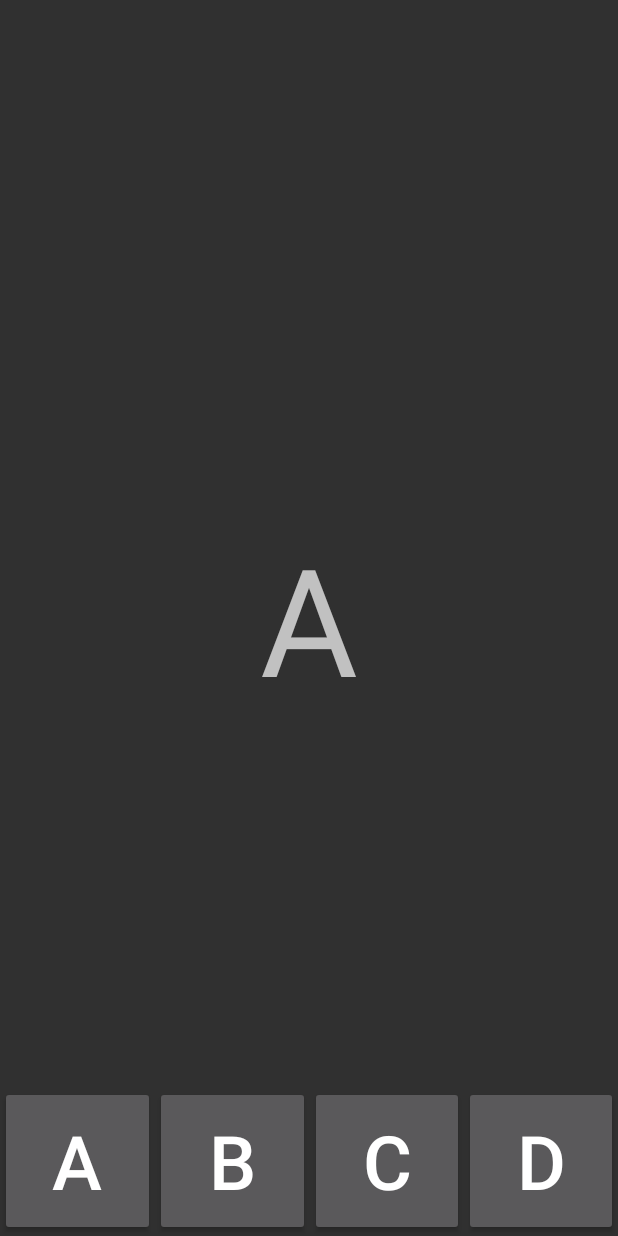
After one commit to keegan118/RyanAndroidDemo, an Android app: the LaunchModeActivityA screen opened directly, with no data from a screen before it, on a phone screen of 412 x 824 dp. The commit adds this screen. Run offline under Robolectric (Android 15) with nearby library versions, the phone set to English and light mode, and no system bars.

Commit message:
Added LaunchModeActivity

```diff
--- /dev/null
+++ b/app/src/main/java/com/example/rhutc/ryandemo/LaunchModeActivityA.java
@@ -0,0 +1,53 @@
+package com.example.rhutc.ryandemo;
+
+import android.content.Intent;
+import android.support.v7.app.AppCompatActivity;
+import android.os.Bundle;
+import android.view.View;
+import android.widget.Button;
+import android.widget.ImageButton;
+
+public class LaunchModeActivityA extends AppCompatActivity {
+
+    private Button a, b, c, d;
+
+    @Override
+    protected void onCreate(Bundle savedInstanceState) {
+        super.onCreate(savedInstanceState);
+        setContentView(R.layout.activity_launch_mode_a);
+
+        a = (Button)findViewById(R.id.button_a);
+        b = (Button)findViewById(R.id.button_b);
+        c = (Button)findViewById(R.id.button_c);
+        d = (Button)findViewById(R.id.button_d);
+
+        a.setOnClickListener(new View.OnClickListener() {
+            @Override
+            public void onClick(View v) {
+                Intent intent = new Intent(v.getContext(), LaunchModeActivityA.class);
+                startActivity(intent);
+            }
+        });
+        b.setOnClickListener(new View.OnClickListener() {
+            @Override
+            public void onClick(View v) {
+                Intent intent = new Intent(v.getContext(), LaunchModeActivityB.class);
+                startActivity(intent);
+            }
+        });
+        c.setOnClickListener(new View.OnClickListener() {
+            @Override
+            public void onClick(View v) {
+                Intent intent = new Intent(v.getContext(), LaunchModeActivityC.class);
+                startActivity(intent);
+            }
+        });
+        d.setOnClickListener(new View.OnClickListener() {
+            @Override
+            public void onClick(View v) {
+                Intent intent = new Intent(v.getContext(), LaunchModeActivityD.class);
+                startActivity(intent);
+            }
+        });
+    }
+}
--- /dev/null
+++ b/app/src/main/res/layout/activity_launch_mode_a.xml
@@ -0,0 +1,57 @@
+<?xml version="1.0" encoding="utf-8"?>
+<RelativeLayout xmlns:android="http://schemas.android.com/apk/res/android"
+    xmlns:tools="http://schemas.android.com/tools"
+    android:id="@+id/activity_launch_mode_a"
+    android:layout_width="match_parent"
+    android:layout_height="match_parent"
+    tools:context="com.example.rhutc.ryandemo.LaunchModeActivityA">
+
+    <TextView
+        android:layout_width="match_parent"
+        android:layout_height="match_parent"
+        android:textSize="100sp"
+        android:gravity="center"
+        android:text="A"/>
+
+    <LinearLayout
+        android:layout_width="match_parent"
+        android:layout_height="100dp"
+        android:layout_alignParentBottom="true">
+
+        <Button
+            android:id="@+id/button_a"
+            android:layout_width="match_parent"
+            android:layout_height="match_parent"
+            android:layout_weight="1"
+            android:textSize="50sp"
+            android:text="A"/>
+
+        <Button
+            android:id="@+id/button_b"
+            android:layout_width="match_parent"
+            android:layout_height="match_parent"
+            android:layout_weight="1"
+            android:textSize="50sp"
+            android:text="B"/>
+
+        <Button
+            android:id="@+id/button_c"
+            android:layout_width="match_parent"
+            android:layout_height="match_parent"
+            android:layout_weight="1"
+            android:textSize="50sp"
+            android:text="C"/>
+
+        <Button
+            android:id="@+id/button_d"
+            android:layout_width="match_parent"
+            android:layout_height="match_parent"
+            android:layout_weight="1"
+
+            android:textSize="50sp"
+            android:text="D"/>
+
+    </LinearLayout>
+
+
+</RelativeLayout>
--- a/app/src/main/res/layout/activity_main.xml
+++ b/app/src/main/res/layout/activity_main.xml
@@ -27,6 +27,7 @@
             android:layout_centerInParent="true"/>
 
         <ImageButton
+            android:id="@+id/topRightButton"
             android:layout_width="48dp"
             android:layout_height="48dp"
             android:background="@drawable/bt_style_xml"
```
Also changed, not shown: app/src/main/AndroidManifest.xml (+8 -4 lines), app/src/main/java/com/example/rhutc/ryandemo/LaunchModeActivityB.java (added, +52 -0 lines), app/src/main/java/com/example/rhutc/ryandemo/LaunchModeActivityC.java (added, +52 -0 lines), app/src/main/java/com/example/rhutc/ryandemo/LaunchModeActivityD.java (added, +52 -0 lines), app/src/main/java/com/example/rhutc/ryandemo/MainActivity.java (+10 -0 lines), app/src/main/res/layout/activity_launch_mode_b.xml (added, +57 -0 lines), app/src/main/res/layout/activity_launch_mode_c.xml (added, +57 -0 lines), app/src/main/res/layout/activity_launch_mode_d.xml (added, +57 -0 lines).
